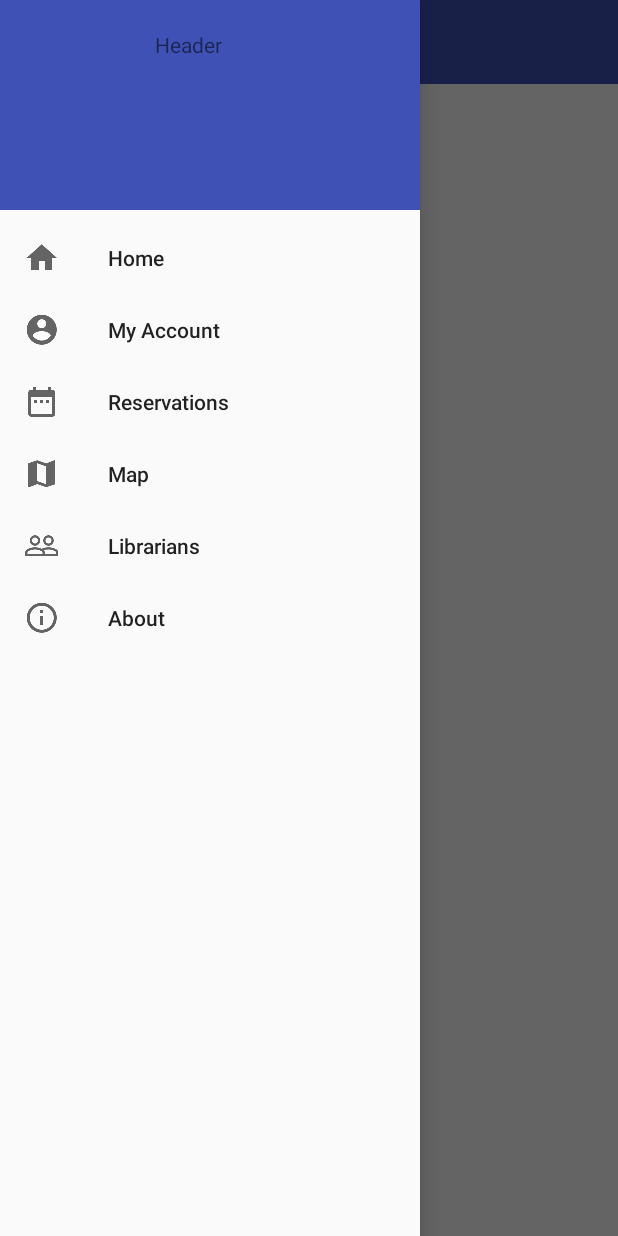
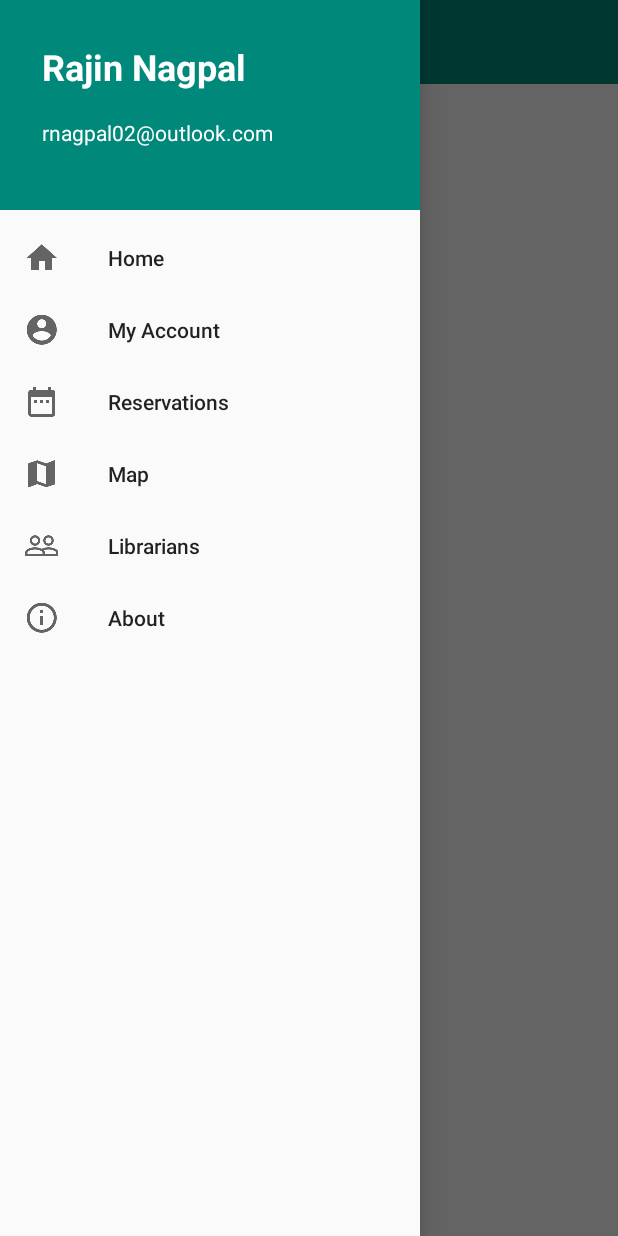
Before and after one commit to AjayArumugam07/BVN_Library, an Android app: the screen it shows after launch (HomeScreen), with the side drawer open, on a phone screen of 412 x 824 dp. Run offline under Robolectric (Android 15) with nearby library versions, the phone set to English and light mode, and no system bars.

Commit message:
14 Adding Theme Color and Layouts for Drawer Menu Options

```diff
--- a/BVNLibrary/app/build.gradle
+++ b/BVNLibrary/app/build.gradle
@@ -39,4 +39,10 @@ dependencies {
 
 
 
+
+
+
+
+
+
 apply plugin: 'com.google.gms.google-services'
--- a/BVNLibrary/app/src/main/java/com/imaginationcreators/bvnlibrary/MainActivity.java
+++ b/BVNLibrary/app/src/main/java/com/imaginationcreators/bvnlibrary/MainActivity.java
@@ -18,4 +18,7 @@ public class MainActivity extends AppCompatActivity {
 
     }
 
+
+
+
 }
--- a/BVNLibrary/app/src/main/res/layout/drawer_action.xml
+++ b/BVNLibrary/app/src/main/res/layout/drawer_action.xml
@@ -3,7 +3,7 @@
     android:id="@+id/drawerAction"
     android:layout_width="match_parent"
     android:layout_height="wrap_content"
-    android:background="@color/colorPrimary"
+    android:background="@color/colorMain"
     android:theme="@style/ThemeOverlay.AppCompat.Dark">
 
 </android.support.v7.widget.Toolbar>
--- a/BVNLibrary/app/src/main/res/layout/drawer_header.xml
+++ b/BVNLibrary/app/src/main/res/layout/drawer_header.xml
@@ -1,19 +1,39 @@
 <?xml version="1.0" encoding="utf-8"?>
-<RelativeLayout xmlns:android="http://schemas.android.com/apk/res/android"
+<android.support.constraint.ConstraintLayout xmlns:android="http://schemas.android.com/apk/res/android"
+    xmlns:app="http://schemas.android.com/apk/res-auto"
+    xmlns:tools="http://schemas.android.com/tools"
     android:layout_width="match_parent"
     android:layout_height="140dp"
-    android:background="@color/colorPrimary"
+    android:background="@color/colorMain"
     android:paddingHorizontal="20dp"
     android:paddingVertical="20dp">
 
     <TextView
-        android:id="@+id/textView"
+        android:id="@+id/name"
         android:layout_width="wrap_content"
         android:layout_height="wrap_content"
-        android:layout_alignParentLeft="true"
-        android:layout_alignParentStart="true"
-        android:layout_alignParentTop="true"
-        android:layout_marginLeft="83dp"
-        android:layout_marginStart="83dp"
-        android:text="Header" />
-</RelativeLayout>
+        android:layout_marginEnd="8dp"
+        android:layout_marginStart="8dp"
+        android:layout_marginTop="8dp"
+        android:fontFamily="sans-serif"
+        android:text="Rajin Nagpal"
+        android:textSize="24sp"
+        android:textStyle="bold"
+        android:textColor="@color/white"
+        app:layout_constraintEnd_toEndOf="parent"
+        app:layout_constraintHorizontal_bias="0.0"
+        app:layout_constraintStart_toStartOf="parent"
+        app:layout_constraintTop_toTopOf="parent" />
+
+    <TextView
+        android:id="@+id/email"
+        android:layout_width="wrap_content"
+        android:layout_height="wrap_content"
+        android:layout_marginBottom="8dp"
+        android:layout_marginTop="4dp"
+        android:text="rnagpal02@outlook.com"
+        android:textColor="@color/white"
+        app:layout_constraintBottom_toBottomOf="parent"
+        app:layout_constraintStart_toStartOf="@+id/name"
+        app:layout_constraintTop_toBottomOf="@+id/name" />
+</android.support.constraint.ConstraintLayout>
--- a/BVNLibrary/app/src/main/res/values/colors.xml
+++ b/BVNLibrary/app/src/main/res/values/colors.xml
@@ -3,4 +3,6 @@
     <color name="colorPrimary">#3f51b5</color>
     <color name="colorPrimaryDark">#303f9f</color>
     <color name="colorAccent">#FF4081</color>
+    <color name="colorMain">#00897b</color>
+    <color name="white">#FFFFFF</color>
 </resources>
--- a/BVNLibrary/app/src/main/res/values/strings.xml
+++ b/BVNLibrary/app/src/main/res/values/strings.xml
@@ -10,4 +10,5 @@
 
     <string name="open">Open></string>
     <string name="close">Close</string>
+    <string name="title_activity_main2">Main2Activity</string>
 </resources>
```
Also changed, not shown: BVNLibrary/app/src/main/AndroidManifest.xml (+6 -1 lines), BVNLibrary/app/src/main/java/com/imaginationcreators/bvnlibrary/AboutApp.java (added, +13 -0 lines), BVNLibrary/app/src/main/java/com/imaginationcreators/bvnlibrary/Librarians.java (added, +13 -0 lines), BVNLibrary/app/src/main/java/com/imaginationcreators/bvnlibrary/Map.java (added, +13 -0 lines), BVNLibrary/app/src/main/java/com/imaginationcreators/bvnlibrary/MyAccount.java (added, +13 -0 lines), BVNLibrary/app/src/main/java/com/imaginationcreators/bvnlibrary/Reservations.java (added, +13 -0 lines), BVNLibrary/app/src/main/res/layout/about_app.xml (added, +9 -0 lines), BVNLibrary/app/src/main/res/layout/librarians_screen.xml (added, +9 -0 lines), BVNLibrary/app/src/main/res/layout/map_screen.xml (added, +9 -0 lines), BVNLibrary/app/src/main/res/layout/my_account.xml (added, +9 -0 lines), BVNLibrary/app/src/main/res/layout/reservations_screen.xml (added, +9 -0 lines).
